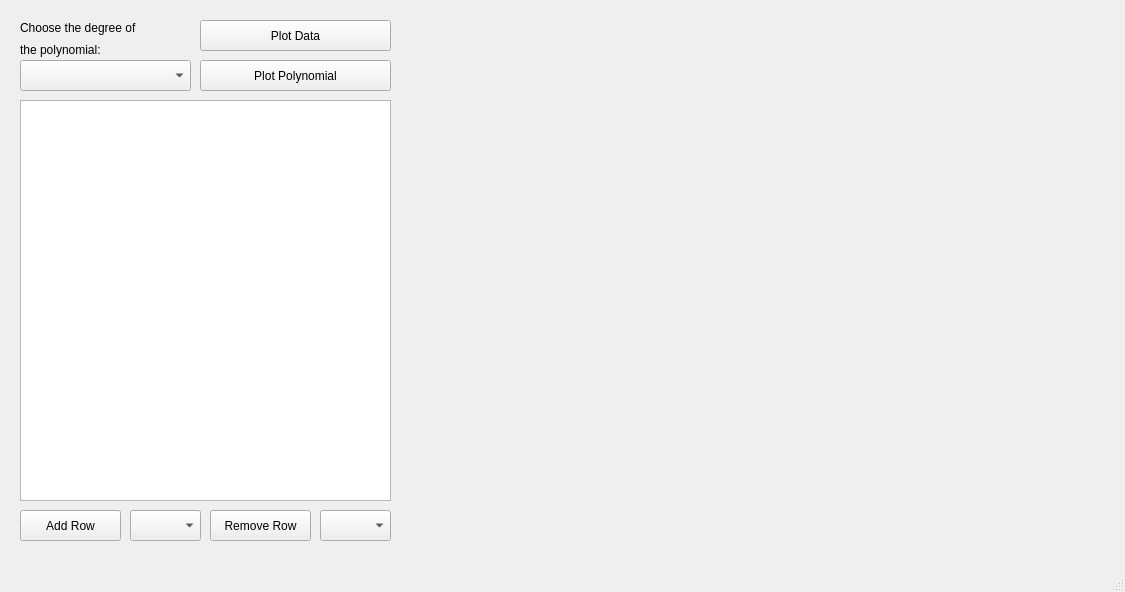
Qt form regress.ui (Alcantara98/Polynomial-Regression) before a commit.
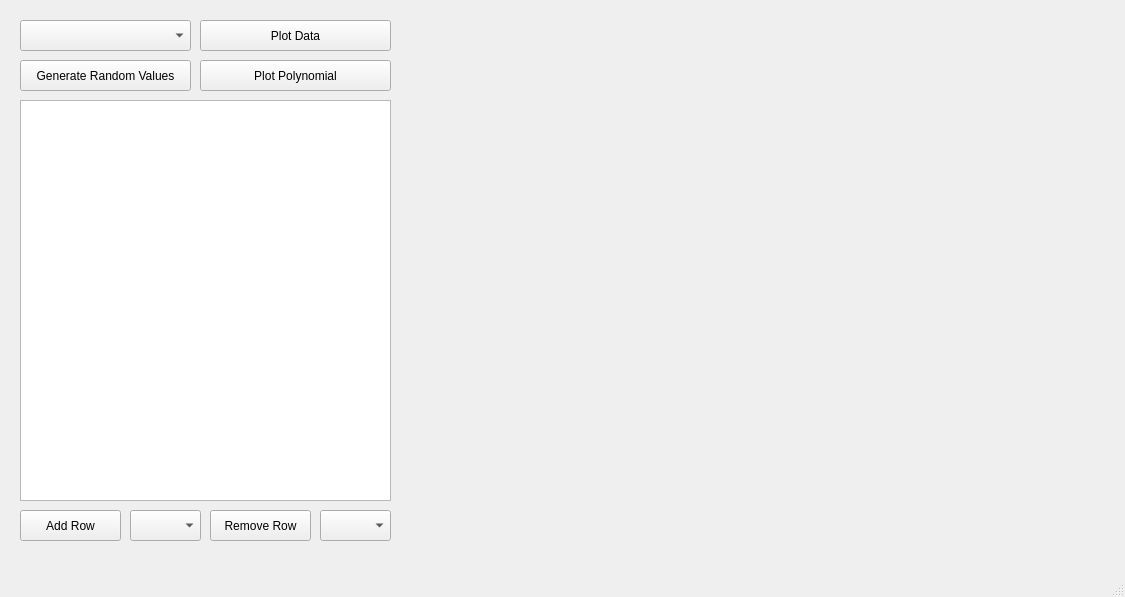
The same form after that commit. Custom widgets are drawn as their Qt base class.

Commit message: Added a random values generator.

Patch:
```diff
--- a/regress.ui
+++ b/regress.ui
@@ -7,7 +7,7 @@
     <x>0</x>
     <y>0</y>
     <width>1125</width>
-    <height>592</height>
+    <height>597</height>
    </rect>
   </property>
   <property name="windowTitle">
@@ -90,7 +90,7 @@
     <property name="geometry">
      <rect>
       <x>20</x>
-      <y>60</y>
+      <y>20</y>
       <width>171</width>
       <height>31</height>
      </rect>
@@ -116,19 +116,6 @@
      </rect>
     </property>
    </widget>
-   <widget class="QLabel" name="label">
-    <property name="geometry">
-     <rect>
-      <x>20</x>
-      <y>20</y>
-      <width>131</width>
-      <height>16</height>
-     </rect>
-    </property>
-    <property name="text">
-     <string>Choose the degree of</string>
-    </property>
-   </widget>
    <widget class="QLabel" name="label_2">
     <property name="geometry">
      <rect>
@@ -142,17 +129,17 @@
      <string/>
     </property>
    </widget>
-   <widget class="QLabel" name="label_3">
+   <widget class="QPushButton" name="randomValues">
     <property name="geometry">
      <rect>
       <x>20</x>
-      <y>40</y>
-      <width>141</width>
-      <height>20</height>
+      <y>60</y>
+      <width>171</width>
+      <height>31</height>
      </rect>
     </property>
     <property name="text">
-     <string>the polynomial:</string>
+     <string>Generate Random Values</string>
     </property>
    </widget>
   </widget>
```
The commit also changes 9 other files.
